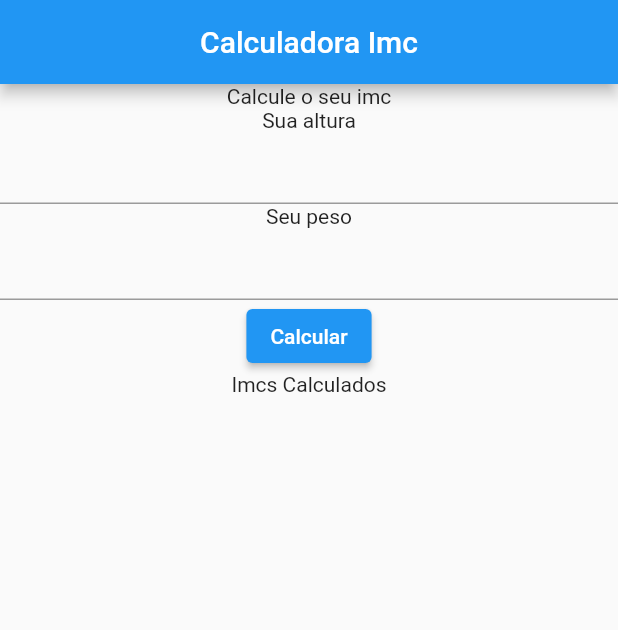
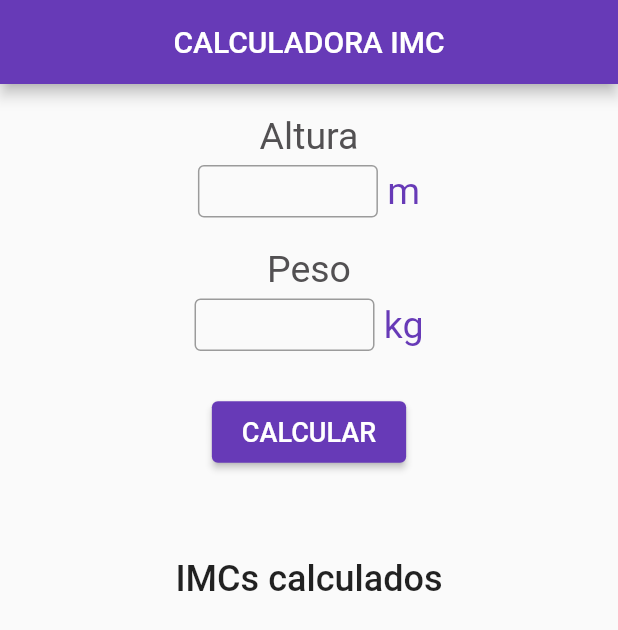
Before and after one commit to liviaaraujo-dev/calculadora_imc_flutter, a Flutter app: the screen it shows after launch, on a phone screen of 412 x 824 dp. Shown: the top 630 px of the screen. Run offline on Flutter 3.47's test engine with Material 2 defaults, Android fonts, the phone set to English and light mode, and no system bars; our stand-ins replace sqflite; accounts and stored records are empty.

Commit message:
corrections layouts

```diff
--- a/lib/main.dart
+++ b/lib/main.dart
@@ -11,10 +11,11 @@ class MyApp extends StatelessWidget {
   @override
   Widget build(BuildContext context) {
     return MaterialApp(
-      title: 'Flutter Demo',
+      title: 'Calculadora IMC',
       theme: ThemeData(
-        primarySwatch: Colors.blue,
+        primarySwatch: Colors.deepPurple,
       ),
+      debugShowCheckedModeBanner: false,
       home: const CalculatorImc()
     );
   }
--- a/lib/pages/calculator_imc.dart
+++ b/lib/pages/calculator_imc.dart
@@ -36,35 +36,76 @@ class _CalculatorImcState extends State<CalculatorImc> {
   Widget build(BuildContext context) {
     return SafeArea(
       child: Scaffold(
-        appBar: AppBar(title: const Text('Calculadora Imc'), centerTitle: true),
+        appBar: AppBar(title: const Text('CALCULADORA IMC', style: TextStyle(fontWeight: FontWeight.w500),), centerTitle: true),
         body: SingleChildScrollView(
           child: Form(
               child: Column(
           children: [
-            const Text('Calcule o seu imc'),
-            Column(
+            Container(
+              margin: EdgeInsets.only(top: 20),
+              child: Column(
+                crossAxisAlignment: CrossAxisAlignment.center,
                 children: [
-                const Text('Sua altura'),
-                TextFormField(
+                  Text('Altura', style: TextStyle(fontSize: 25, color: Color(0xFF525052)),),
+                  SizedBox(height: 5,),
+                  Row(
+                    mainAxisAlignment: MainAxisAlignment.center,
+                    children: [
+                      Container(
+                        width: 120,
+                        height: 35,
+                        child: TextFormField(
                           controller: altura,
+                          decoration: InputDecoration(
+                            border: OutlineInputBorder(),
+
+                          ),
                           onChanged: (value){
                             debugPrint(value);
                           },
+                        ),
+                      ),
+                      Text(' m', style: TextStyle(fontSize: 25, color: Colors.deepPurple),)
+                    ],
                   )
                 ],
               ),
-            Column(
+            ),
+            Container(
+              margin: EdgeInsets.only(top: 20),
+              child: Column(
+                crossAxisAlignment: CrossAxisAlignment.center,
                 children: [
-                Container(child: const Text('Seu peso')),
-                TextFormField(
+                  Text('Peso', style: TextStyle(fontSize: 25, color: Color(0xFF525052)),),
+                  SizedBox(height: 5,),
+                  Row(
+                    mainAxisAlignment: MainAxisAlignment.center,
+                    children: [
+                      Container(
+                        width: 120,
+                        height: 35,
+                        child: TextFormField(
                           controller: peso,
+                          decoration: InputDecoration(
+                            border: OutlineInputBorder(),
+
+                          ),
                           onChanged: (value){
                             debugPrint(value);
                           },
+                        ),
+                      ),
+                      Text(' kg', style: TextStyle(fontSize: 25, color: Colors.deepPurple),)
+                    ],
                   )
                 ],
               ),
+            ),
+           SizedBox(height: 30,),
             ElevatedButton(
+              style: ElevatedButton.styleFrom(
+                padding: EdgeInsets.symmetric(horizontal: 20, vertical: 10)
+              ),
               onPressed: () async {
                 if(altura.text.isNotEmpty && peso.text.isNotEmpty ){
                   setState(() {
@@ -74,6 +115,8 @@ class _CalculatorImcState extends State<CalculatorImc> {
                   saveImc();
                   resultImc(context, imc, classificacao);
                   _getImcs();
+                  peso.clear();
+                  altura.clear();
                 }else{
                   if(altura.text.isEmpty && peso.text.isNotEmpty){
                     ScaffoldMessenger.of(context).showSnackBar(
@@ -96,11 +139,13 @@ class _CalculatorImcState extends State<CalculatorImc> {
                 }
               },
 
-            child: Text('Calcular'),
+            child: Text('CALCULAR', style: TextStyle(fontSize: 18),),
             ),
-            Text('Imcs Calculados'),
-            SingleChildScrollView(
-              child: Container(
+            Container(
+              margin: EdgeInsets.only(top: 60, bottom: 20),
+              child: Text('IMCs calculados', style: TextStyle(fontSize: 24, fontWeight: FontWeight.w500))
+            ),
+             Container(
                 child: SizedBox(
                 height: 300,
                     child: ListView.builder(
@@ -108,18 +153,24 @@ class _CalculatorImcState extends State<CalculatorImc> {
                       itemBuilder: (BuildContext context, index) {
                         ImcModel _imc = _imcs[index];
                         return Container(
-                          child: Row(
-                            mainAxisAlignment: MainAxisAlignment.spaceAround,
+                          margin: EdgeInsets.only(left: 10, top: 5),
+                          child: Column(
                             children: [
-                              Text(_imc.date.toString()),
-                              Text(_imc.classification.toString()),
-                              Text(_imc.imc.toString()),
-                              Text(_imc.weight.toString() + ' kg'),
-                              Text(_imc.height.toString() + ' m'),
-                              IconButton(icon: Icon(Icons.recycling), onPressed: (){
+                              Row(
+                                mainAxisAlignment: MainAxisAlignment.spaceBetween,
+                                children: [
+                                  Text(_imc.date.toString(), style: TextStyle(fontSize: 15),),
+                                  Text(_imc.classification.toString(),style: TextStyle(fontSize: 15),),
+                                  Text(_imc.imc.toString(), style: TextStyle(fontSize: 15),),
+                                  Text(_imc.weight.toString() + ' kg', style: TextStyle(fontSize: 15)),
+                                  Text(_imc.height.toString() + ' m',style: TextStyle(fontSize: 15)),
+                                  IconButton(icon: Icon(Icons.delete, color: Colors.red,), onPressed: (){
                                     _imcRepository.delete(int.parse(_imc.id.toString()));
                                     _getImcs();
-                              },)
+                                  },),
+                                ],
+                              ),
+                              Divider(color: Colors.deepPurple,),
                             ],
                           )
                         );
@@ -128,7 +179,6 @@ class _CalculatorImcState extends State<CalculatorImc> {
                     )
                 ),
               ),
-            )
           ],
               ),
             ),
```
Also changed, not shown: lib/shared/widgets/result_imc.dart (+14 -4 lines). Lines whose indentation alone changed are shown as unchanged.
